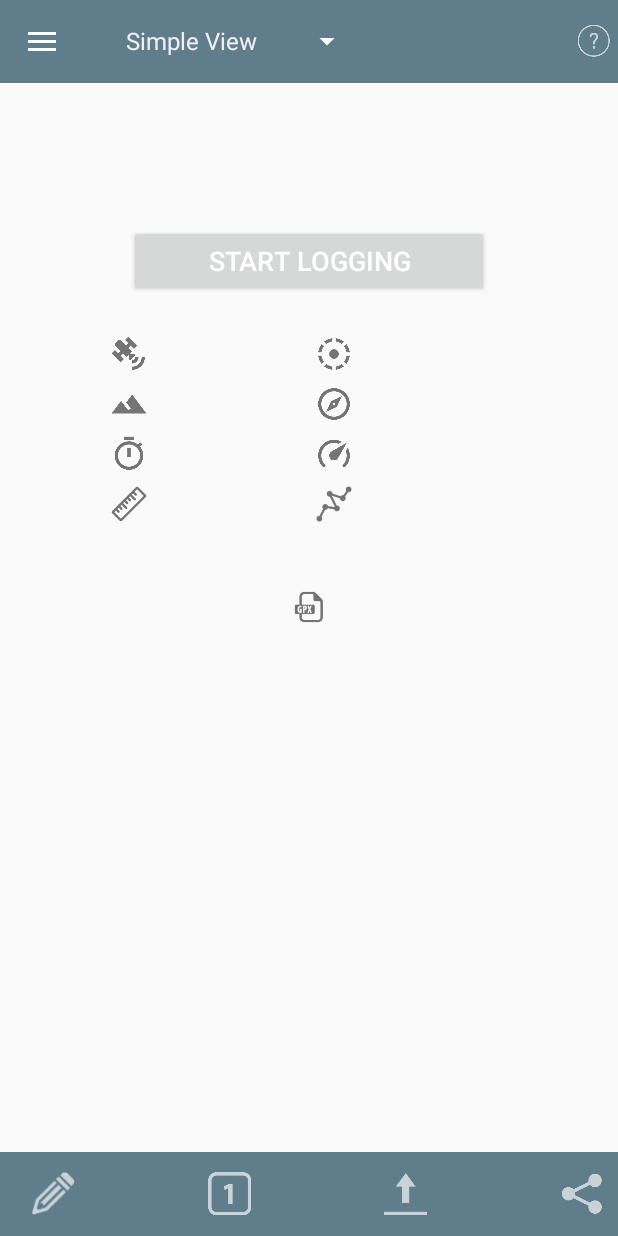
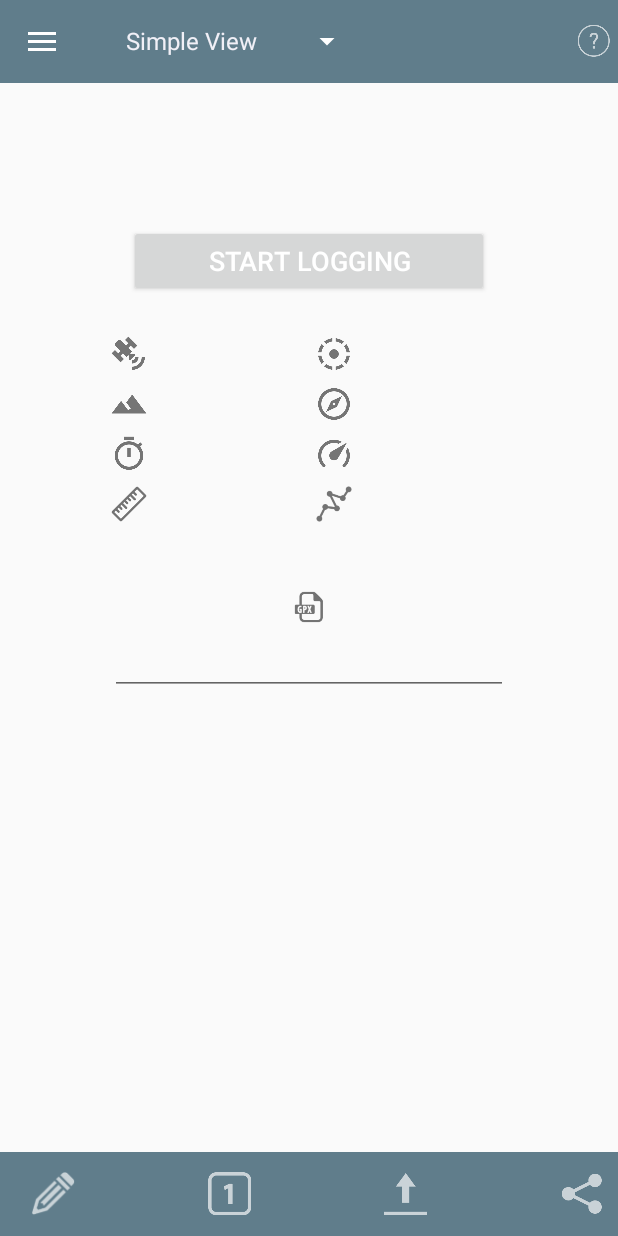
Before and after one commit to kim0z/gpsLogger_out, an Android app: the screen it shows after launch (GpsMainActivity), on a phone screen of 412 x 824 dp. Run offline under Robolectric (Android 15) with nearby library versions, the light colour scheme and no system bars; libraries missing offline, so code that uses them is left out: ch.qos.logback, com.afollestad.materialdialogs, com.dd.processbutton, com.heinrichreimersoftware.materialdrawer, com.path.android and 2 more; plain views replace ActionProcessButton, DrawerView; pictures from the network do not load; 73 statements that could not run were skipped.

Commit message:
login from main page

```diff
--- a/gpslogger/src/main/res/layout/fragment_simple_view.xml
+++ b/gpslogger/src/main/res/layout/fragment_simple_view.xml
@@ -291,6 +291,25 @@
                         android:width="0dip"
                         android:text=""/>
 
+                    <EditText
+                        android:id="@+id/email_firebase"
+                        android:layout_row="6"
+                        android:inputType="textEmailAddress"
+                        android:ems="10"
+                        android:layout_weight="1"
+                        android:layout_column="0"
+                        android:layout_columnSpan="4"
+                        android:layout_gravity="center"
+                        android:gravity="center"
+                        android:visibility="visible"
+                        android:textSize="11sp"
+                        android:layout_width="fill_parent"
+                        android:layout_height="wrap_content"
+                        android:textStyle="italic"
+                        android:paddingTop="12dp"
+                        android:width="0dip"
+                        android:text=""/>
+
                     <LinearLayout android:layout_column="0"
                         android:layout_row="5"
                         android:layout_columnSpan="4"
```
